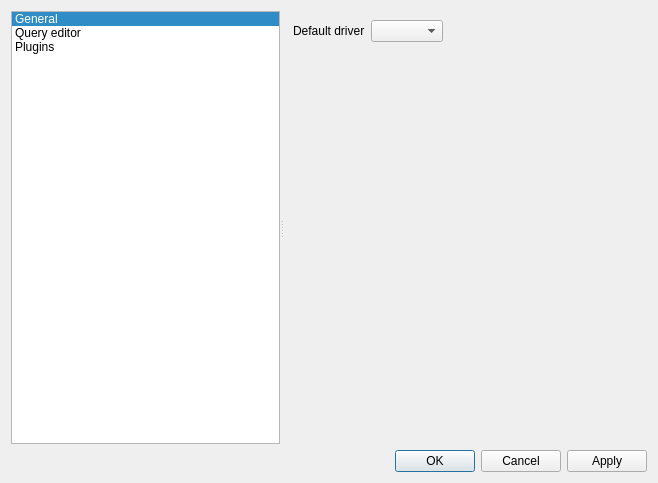
Above: src/dialogs/configdialog.ui from FrenchDilettante/dbmaster before the change. Below: the same form after it.
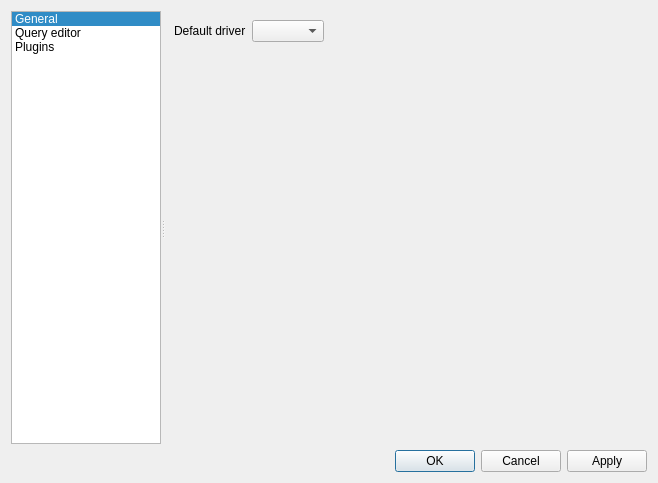
That is the form after the change. Icons and pictures are not drawn. Custom widgets are drawn as their Qt base class.

Diff of the .ui file:
```diff
--- a/src/dialogs/configdialog.ui
+++ b/src/dialogs/configdialog.ui
@@ -21,11 +21,17 @@
      </property>
      <widget class="QListWidget" name="listWidget">
       <property name="sizePolicy">
-       <sizepolicy hsizetype="Preferred" vsizetype="Expanding">
+       <sizepolicy hsizetype="Minimum" vsizetype="Expanding">
         <horstretch>0</horstretch>
         <verstretch>0</verstretch>
        </sizepolicy>
       </property>
+      <property name="maximumSize">
+       <size>
+        <width>150</width>
+        <height>16777215</height>
+       </size>
+      </property>
       <property name="iconSize">
        <size>
         <width>24</width>
```
